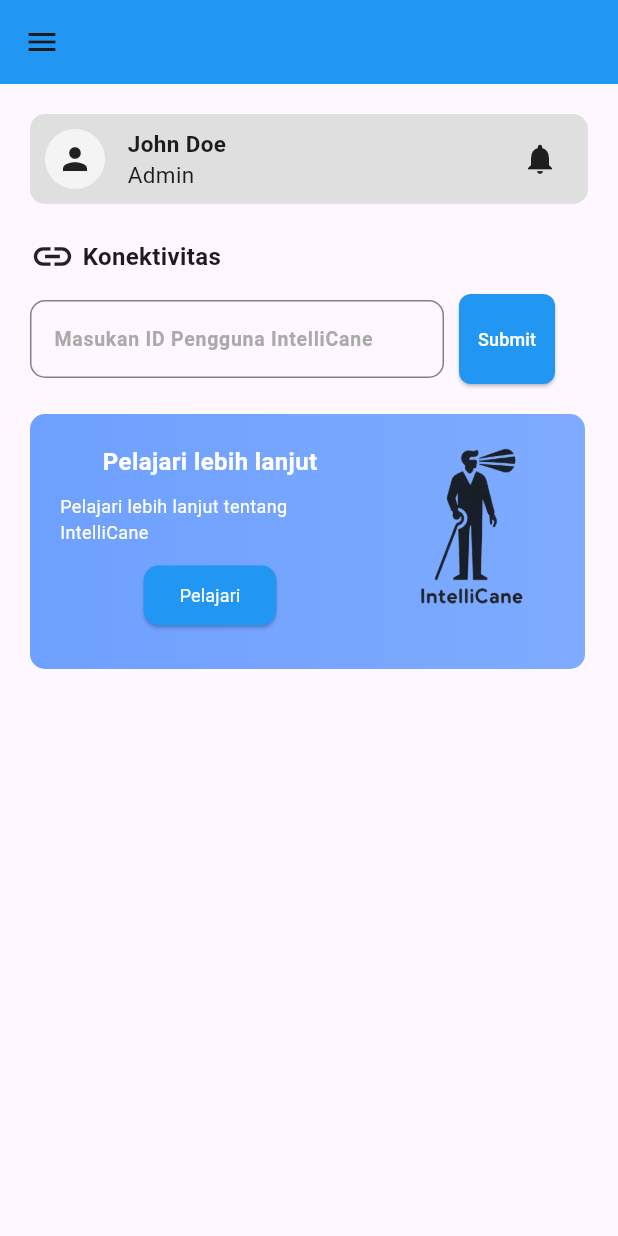
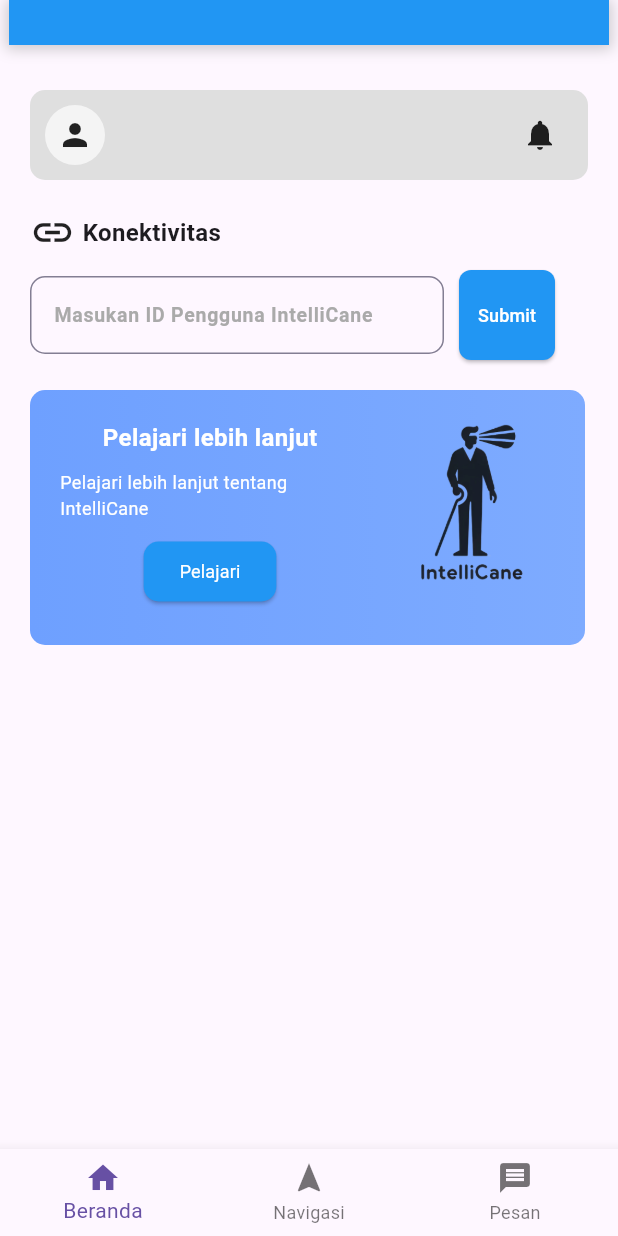
Before and after one commit to izasoerya/IntelliCane, a Flutter app: the screen it shows after launch, swiped to page 3, on a phone screen of 412 x 824 dp. Run offline on Flutter 3.47's test engine with Material 3 defaults, Android fonts, the phone set to English and light mode, and no system bars; our stand-ins replace firebase_core, firebase_messaging, google_maps_flutter, sqflite; missing offline and left inert: flutter_timer_countdown; accounts and stored records are empty; generated files the repository leaves out were written again; Roboto replaces fonts that are missing (Poppins).

Commit message:
feat: remove app bar

```diff
--- a/lib/main_page/page.dart
+++ b/lib/main_page/page.dart
@@ -10,6 +10,19 @@
   Widget build(BuildContext context) {
     return Scaffold(
       body: Column(mainAxisAlignment: MainAxisAlignment.start, children: [
+        Container(
+          height: 30,
+          width: 400,
+          decoration: BoxDecoration(color: Colors.blue, boxShadow: [
+            BoxShadow(
+              color: Colors.grey.withOpacity(0.5),
+              spreadRadius: 2,
+              blurRadius: 7,
+              offset: const Offset(0, 1), // changes position of shadow
+            ),
+          ]),
+        ),
+        const Padding(padding: EdgeInsets.only(top: 10)),
         const ProfileBar(),
         Container(
           alignment: Alignment.topLeft,
--- a/lib/main_page/profile_bar.dart
+++ b/lib/main_page/profile_bar.dart
@@ -1,4 +1,5 @@
 import 'package:flutter/material.dart';
+import 'package:intellicane/login_page/widget/save_data.dart';
 
 class ProfileBar extends StatelessWidget {
   const ProfileBar({super.key});
@@ -7,11 +8,11 @@
   Widget build(BuildContext context) {
     return Container(
       margin: const EdgeInsets.all(20.0),
-      padding: EdgeInsets.only(right: 20),
+      padding: const EdgeInsets.only(right: 20),
       height: 60,
       width: 400,
       decoration: BoxDecoration(
-        color: Color.fromARGB(255, 223, 223, 223),
+        color: const Color.fromARGB(255, 223, 223, 223),
         borderRadius: BorderRadius.circular(10), // specify the radius
       ),
       child: Row(children: [
@@ -20,26 +21,26 @@
           height: 40,
           width: 40,
           decoration: BoxDecoration(
-            color: Color.fromARGB(255, 244, 244, 244),
+            color: const Color.fromARGB(255, 244, 244, 244),
             borderRadius: BorderRadius.circular(40), // specify the radius
           ),
           child: const Icon(Icons.person),
         ),
         const Padding(padding: EdgeInsets.only(left: 5)),
-        const Column(
+        Column(
           mainAxisAlignment: MainAxisAlignment.center,
           crossAxisAlignment: CrossAxisAlignment.start,
           children: [
             Text(
-              'John Doe',
-              style: TextStyle(
+              selectedAccount.id,
+              style: const TextStyle(
                 fontSize: 15,
                 fontWeight: FontWeight.bold,
               ),
             ),
             Text(
-              'Admin',
-              style: TextStyle(
+              selectedAccount.role,
+              style: const TextStyle(
                 fontSize: 15,
               ),
             ),
--- a/lib/router/page_routing.dart
+++ b/lib/router/page_routing.dart
@@ -76,14 +76,23 @@
           ],
         ),
       ),
-      appBar: AppBar(
-        title: const Text(
-          '',
-          style: TextStyle(color: Colors.white),
-        ),
-        backgroundColor: const Color.fromARGB(255, 33, 150, 243),
+      body: const MainHomePage(),
+      bottomNavigationBar: BottomNavigationBar(
+        items: const [
+          BottomNavigationBarItem(
+            icon: Icon(Icons.home),
+            label: 'Beranda',
+          ),
+          BottomNavigationBarItem(
+            icon: Icon(Icons.navigation),
+            label: 'Navigasi',
+          ),
+          BottomNavigationBarItem(
+            icon: Icon(Icons.message),
+            label: 'Pesan',
+          ),
+        ],
       ),
-      body: const MainHomePage(),
     );
   }
 }
```
